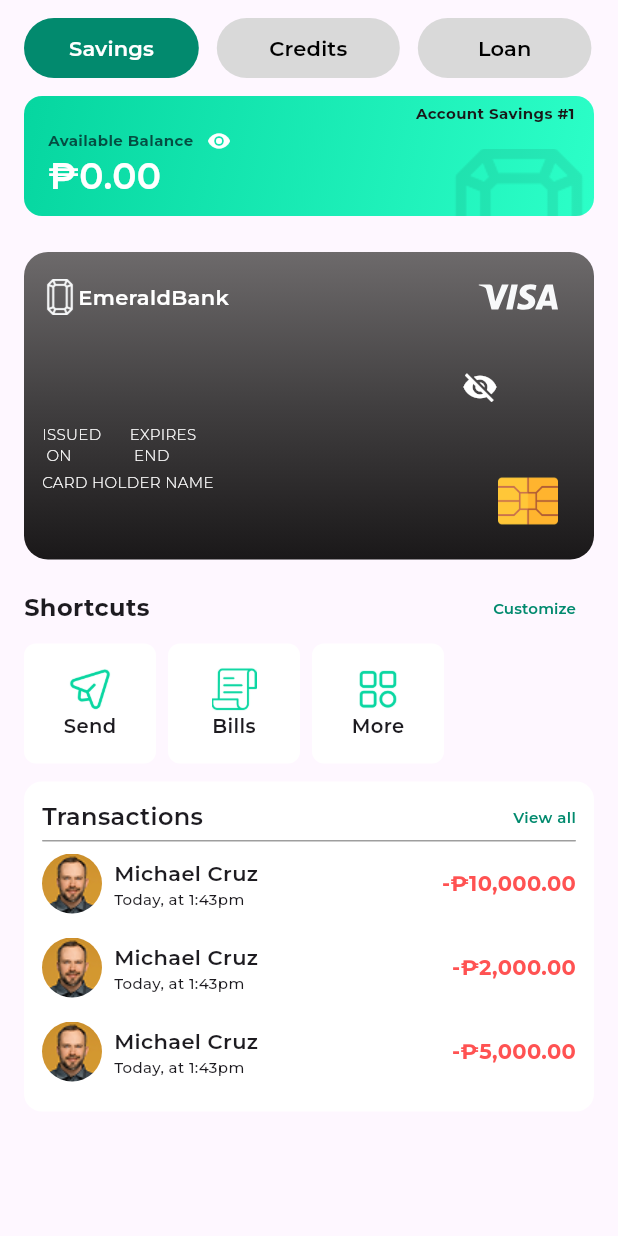
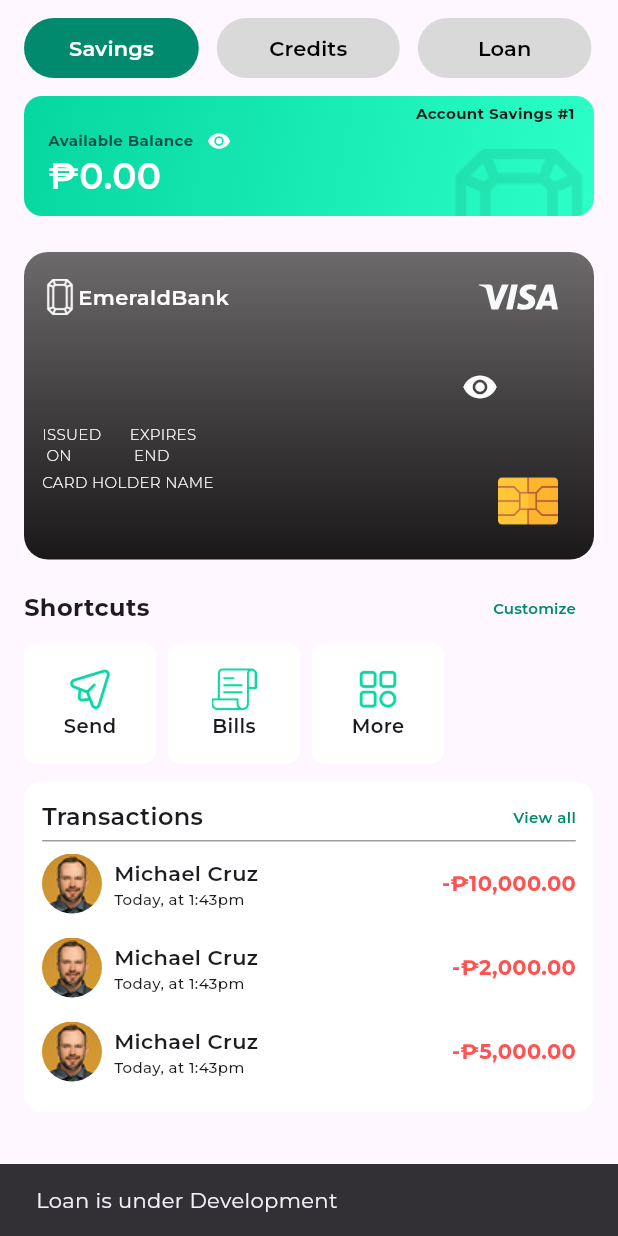
Before and after one commit to juicethyn/emeraldbank, a Flutter app: the HomePage screen opened directly with empty values, after a tap on "Loan", on a phone screen of 412 x 824 dp. Run offline on Flutter 3.47's test engine with Material 3 defaults, Android fonts, the light colour scheme and no system bars; our stand-ins replace cloud_firestore, firebase_auth, firebase_core, flutter_svg, fluttertoast; accounts and stored records are empty; project files that could hold a hidden picture were left out.

Commit message:
HomePage Hide Balance and Card, Confirm Password

```diff
--- a/lib/features/user_auth/presentation/pages/main/home_page.dart
+++ b/lib/features/user_auth/presentation/pages/main/home_page.dart
@@ -1,24 +1,37 @@
 
 
 import 'package:emeraldbank_mobileapp/features/user_auth/presentation/pages/home_pages/bills_page.dart';
+import 'package:emeraldbank_mobileapp/features/user_auth/presentation/pages/home_pages/customize_page.dart';
 import 'package:emeraldbank_mobileapp/features/user_auth/presentation/pages/home_pages/send_page.dart';
 import 'package:emeraldbank_mobileapp/features/user_auth/presentation/widgets/home_text_button_widget.dart';
 import 'package:emeraldbank_mobileapp/features/user_auth/presentation/widgets/shortcut_buttons.dart';
 import 'package:emeraldbank_mobileapp/models/user_model.dart';
+import 'package:emeraldbank_mobileapp/utils/snackbar_util.dart';
 import 'package:flutter/material.dart';
 import 'package:flutter_svg/svg.dart';
 import 'package:intl/intl.dart';
 class HomePage extends StatefulWidget {
   final UserModel? user;
-
+  final bool isBalanceHidden;
+  final VoidCallback onToggleBalanceVisibility;
+  final bool isCardHidden;
+  final VoidCallback onToggleCardVisibility;
   // Pass `key` directly to the super constructor
-  HomePage({Key? key, this.user}) : super(key: key);
+  HomePage({
+  Key? key,
+  this.user,
+  required this.isBalanceHidden,
+  required this.onToggleBalanceVisibility,
+  required this.isCardHidden,
+  required this.onToggleCardVisibility,
+  }) : super(key: key);
 
   @override
   State<HomePage> createState() => _HomePageState();
 }
 
 class _HomePageState extends State<HomePage> {
+
   final List<Map<String, dynamic>> items = [
     {
       'image': 'lib/assets/shortcuts_icon/send.png',
@@ -52,11 +65,23 @@ class _HomePageState extends State<HomePage> {
     },
   ];
 
+  String formatAccountNumber(String accountNumber) {
+    final cleaned = accountNumber.replaceAll(RegExp(r'\D'), ''); // Remove non-digits
+    final buffer = StringBuffer();
+    for (int i = 0; i < cleaned.length; i++) {
+      buffer.write(cleaned[i]);
+      if ((i + 1) % 4 == 0 && i + 1 != cleaned.length) {
+        buffer.write(' ');
+      }
+    }
+    return buffer.toString();
+  }
+
+
  // naka const??
   @override
   Widget build(BuildContext context) {
     UserModel? user = widget.user;
-
     return Scaffold(
       body: Padding(
         padding: const EdgeInsets.symmetric(horizontal: 16),
@@ -81,7 +106,7 @@ class _HomePageState extends State<HomePage> {
                         HomeTextButtonWidget(
                           buttonText: "Credits",
                           onPressed: () {
-                            print("This is the credit button");
+                            showSnackbarMessage(context, "Credits under Development");
                           },
                           horizontalPadding: 35,
                           ),
@@ -89,7 +114,7 @@ class _HomePageState extends State<HomePage> {
                         HomeTextButtonWidget(
                           buttonText: "Loan",
                           onPressed: () {
-                            print("This is the loan button");
+                            showSnackbarMessage(context, "Loan is under Development");
                           },
                           horizontalPadding: 40,
                           ),
@@ -142,7 +167,7 @@ class _HomePageState extends State<HomePage> {
                                 ),
                               ),
                               Text(
-                                "₱${NumberFormat('#,##0.00', 'en_PH').format(user?.balance)}",
+                                widget.isBalanceHidden? "₱••••••" : "₱${NumberFormat('#,##0.00', 'en_PH').format(user?.balance)}",
                                 style: TextStyle(
                                   color: Colors.white,
                                   fontSize: 24,
@@ -156,12 +181,12 @@ class _HomePageState extends State<HomePage> {
                             top: 2,  // Adjust the top position as needed  // Adjust the right position as needed
                             child: IconButton(
                               icon: Icon(
-                                Icons.visibility, // Eye icon
+                                widget.isBalanceHidden? Icons.visibility_off : Icons.visibility, // Eye icon
                                 size: 16, // You can adjust the size of the icon
                                 color: Colors.white, // Icon color (same as text color or any color you want)
                               ),
                               onPressed: () {
-                                print("Eye icon clicked");
+                                widget.onToggleBalanceVisibility();
                               },
                             ),
                           ),
@@ -246,21 +271,23 @@ class _HomePageState extends State<HomePage> {
                               child: Row(
                                 mainAxisAlignment: MainAxisAlignment.spaceBetween,
                                 children: [
-                                  Text("${user?.accountNumber}",
+                                  Text(
+                                  widget.isCardHidden ? "•••• •••• •••• ••••" : user?.accountNumber != null ? formatAccountNumber(user!.accountNumber) : '',
                                   style: TextStyle(
                                     color: Colors.white,
                                     fontSize: 24,
                                     fontWeight: FontWeight.w600,
+                                    letterSpacing: 2,
                                   ),
                                   ),
                                   IconButton(
                                     icon: Icon(
-                                      Icons.visibility_off, // Eye icon
+                                      widget.isCardHidden? Icons.visibility_off : Icons.visibility, // Eye icon
                                       size: 24, // You can adjust the size of the icon
                                       color: Colors.white, // Icon color (same as text color or any color you want)
                                     ),
                                     onPressed: () {
-                                      print("Eye icon clicked");
+                                      widget.onToggleCardVisibility();
                                     },
                                   ),
                                 ],
@@ -279,7 +306,8 @@ class _HomePageState extends State<HomePage> {
                                     ),
                                     ),
                                     SizedBox(width: 4),
-                                    Text("${user?.issuedOn}",
+                                    Text(
+                                    widget.isCardHidden ? "••/••/••••" : "${user?.issuedOn}",
                                     style: TextStyle(
                                       fontSize: 12,
                                       fontWeight: FontWeight.normal,
@@ -297,7 +325,8 @@ class _HomePageState extends State<HomePage> {
                                     ),
                                     ),
                                     SizedBox(width: 4),
-                                    Text("${user?.expiresEnd}",
+                                    Text(
+                                    widget.isCardHidden ? "••/••/••••" : "${user?.expiresEnd}",
                                     style: TextStyle(
                                       fontSize: 12,
                                       fontWeight: FontWeight.normal,
@@ -308,9 +337,7 @@ class _HomePageState extends State<HomePage> {
                                 )
                               ],
                             ),
-
                             SizedBox(height: 4),
-
                             Row(
                               mainAxisAlignment: MainAxisAlignment.spaceBetween,
                               children: [
@@ -323,7 +350,8 @@ class _HomePageState extends State<HomePage> {
                                         fontWeight: FontWeight.w300,
                                         color: Colors.white
                                       ),),
-                                    Text("${user?.accountName}",
+                                    Text(
+                                    widget.isCardHidden ? "••••••••••••••••••••" :"${user?.accountName}",
                                     style: TextStyle(
                                         fontSize: 18,
                                         fontWeight: FontWeight.w400,
@@ -346,7 +374,6 @@ class _HomePageState extends State<HomePage> {
                   ), // Credit Card Details
                 ],
               ),
-
               Row(
                 mainAxisAlignment: MainAxisAlignment.spaceBetween,
                 children: [
@@ -358,9 +385,10 @@ class _HomePageState extends State<HomePage> {
                   Align(
                     alignment: Alignment.bottomRight,
                     child: TextButton(
-                      onPressed: () {
-                        print("This is the customize button");
-                      },
+                      onPressed:
+                        () {
+                      Navigator.push(context, MaterialPageRoute(builder: (context) => CustomizePage()));
+                    },
                       child: Text("Customize",
                       style: TextStyle(
                         fontSize: 10,
--- a/lib/features/user_auth/presentation/pages/sign_up_page.dart
+++ b/lib/features/user_auth/presentation/pages/sign_up_page.dart
@@ -3,6 +3,9 @@ import 'package:emeraldbank_mobileapp/features/user_auth/presentation/widgets/da
 import 'package:emeraldbank_mobileapp/features/user_auth/presentation/widgets/form_container_widget.dart';
 import 'package:flutter/material.dart';
 import 'package:cloud_firestore/cloud_firestore.dart';
+
+// Things needs to be done here:
+// 1. Crosschecking if email is already registered, thus it will make an error. - Nyht
 
 class SignUpPage extends StatefulWidget {
   const SignUpPage({super.key});
@@ -38,7 +41,7 @@ class _SignUpPageState extends State<SignUpPage> {
   Future<void> _selectDate(BuildContext context) async {
     DateTime? pickedDate = await showDatePicker(
       context: context,
-      initialDate: DateTime(2000), // default date
+      initialDate: DateTime(2003), // default date
       firstDate: DateTime(1900), // earliest DOB
       lastDate: DateTime.now(),  // today is the latest allowed
     );
```
Also changed, not shown: lib/features/user_auth/presentation/pages/home_pages/customize_page.dart (added, +26 -0 lines), lib/features/user_auth/presentation/pages/main/main_navigation.dart (+20 -1 lines), lib/features/user_auth/presentation/pages/sign_up_page_2.dart (+26 -0 lines).
